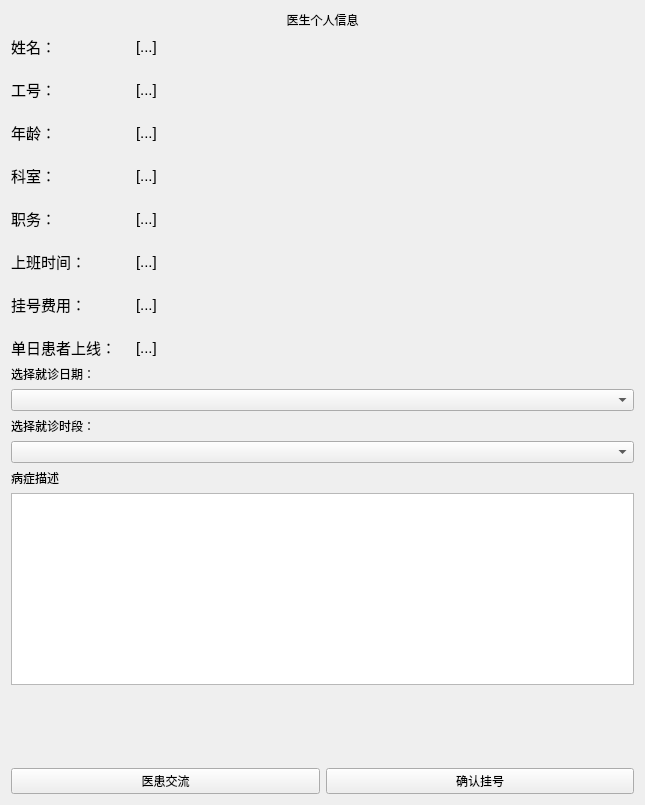
First picture: the form in code/patient/doctorinfo.ui, repository laonuo2004/cpp-qt-medical-system, before the edit.
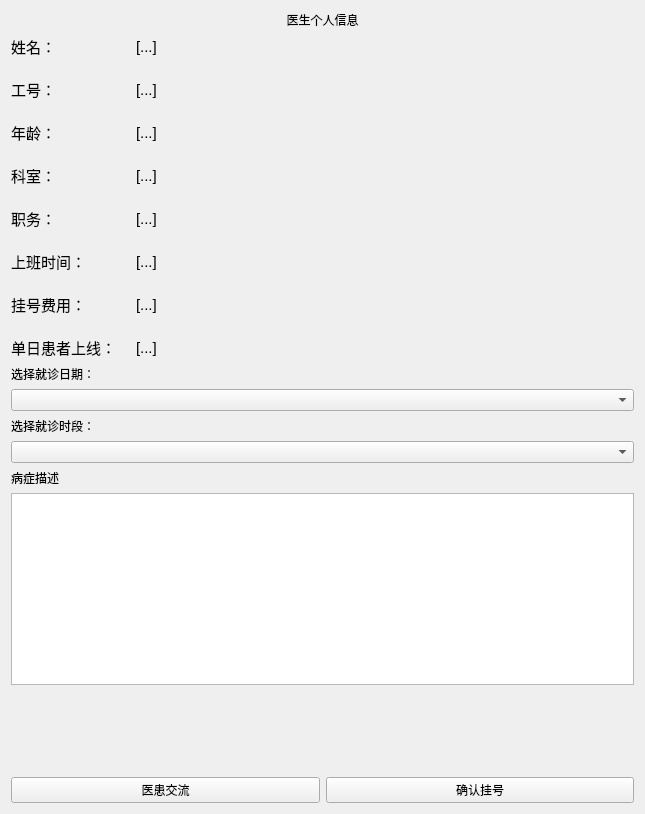
Second picture: the form after the edit. Icons and pictures are not drawn.

The edit to the form file:
```diff
--- a/code/patient/doctorinfo.ui
+++ b/code/patient/doctorinfo.ui
@@ -7,7 +7,7 @@
     <x>0</x>
     <y>0</y>
     <width>645</width>
-    <height>805</height>
+    <height>814</height>
    </rect>
   </property>
   <property name="windowTitle">
```
Left out of the diff: 20 changed lines with no effect on the pictures.
